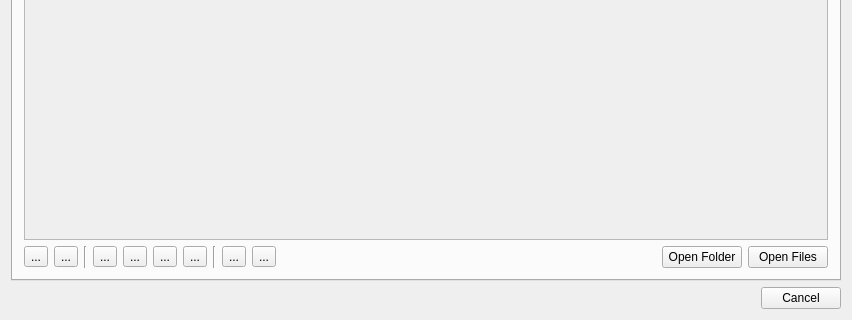
Qt form resizer.ui (lbaudouin/Resizer) before a commit; both pictures show x 0 to 852 and y 310 to 630 of the 852 by 630 pixel window.
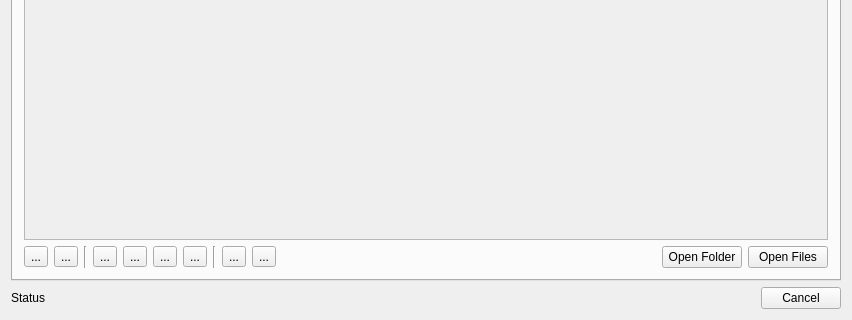
The same form after that commit. Icons and pictures are not drawn. Custom widgets are drawn as their Qt base class.

Commit message: Solve folder creation bug, add status label

What changed in the file:
```diff
--- a/resizer.ui
+++ b/resizer.ui
@@ -600,11 +600,34 @@
      </widget>
     </item>
     <item>
+     <layout class="QHBoxLayout" name="horizontalLayout_2">
+      <item>
+       <widget class="QLabel" name="status">
+        <property name="sizePolicy">
+         <sizepolicy hsizetype="Expanding" vsizetype="Preferred">
+          <horstretch>0</horstretch>
+          <verstretch>0</verstretch>
+         </sizepolicy>
+        </property>
+        <property name="text">
+         <string>Status</string>
+        </property>
+       </widget>
+      </item>
+      <item>
      <widget class="QDialogButtonBox" name="buttonBox">
+        <property name="sizePolicy">
+         <sizepolicy hsizetype="Maximum" vsizetype="Fixed">
+          <horstretch>0</horstretch>
+          <verstretch>0</verstretch>
+         </sizepolicy>
+        </property>
       <property name="standardButtons">
        <set>QDialogButtonBox::Cancel</set>
       </property>
      </widget>
+      </item>
+     </layout>
     </item>
    </layout>
   </widget>
```
Left out of the diff: 2 changed lines with no effect on the pictures. Lines whose indentation alone changed are shown as unchanged. The commit also changes 2 other files.
